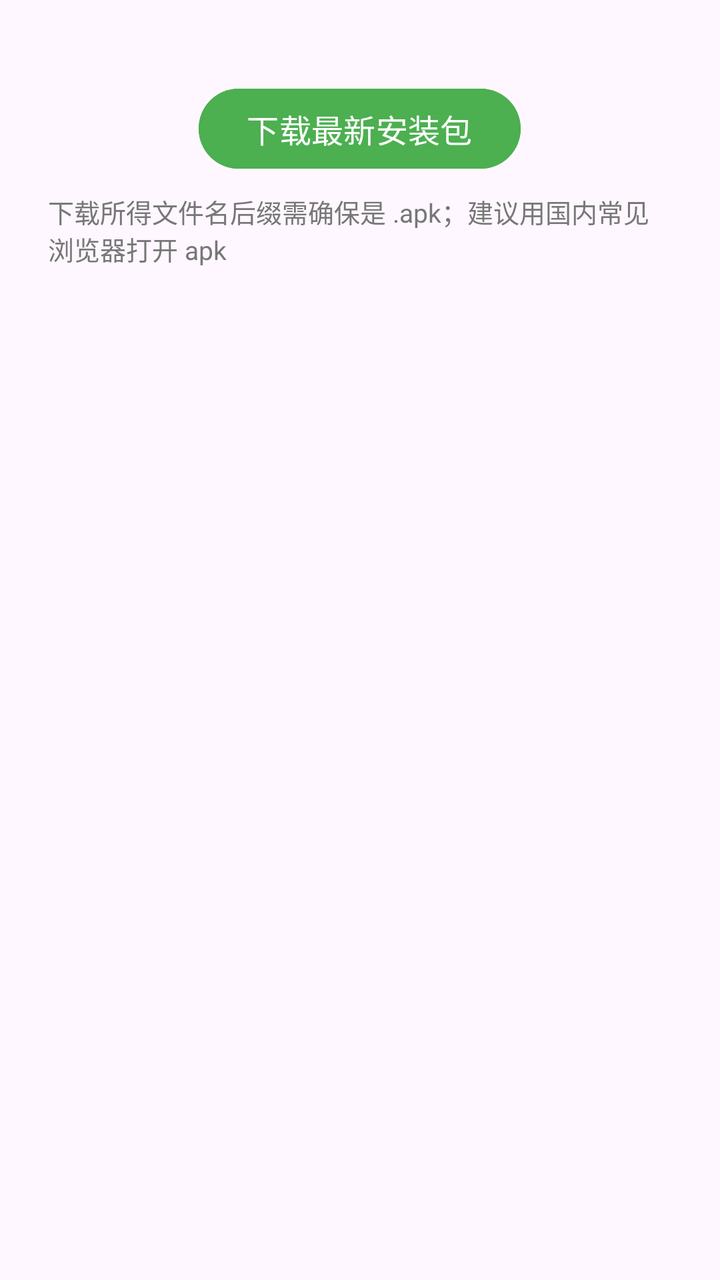
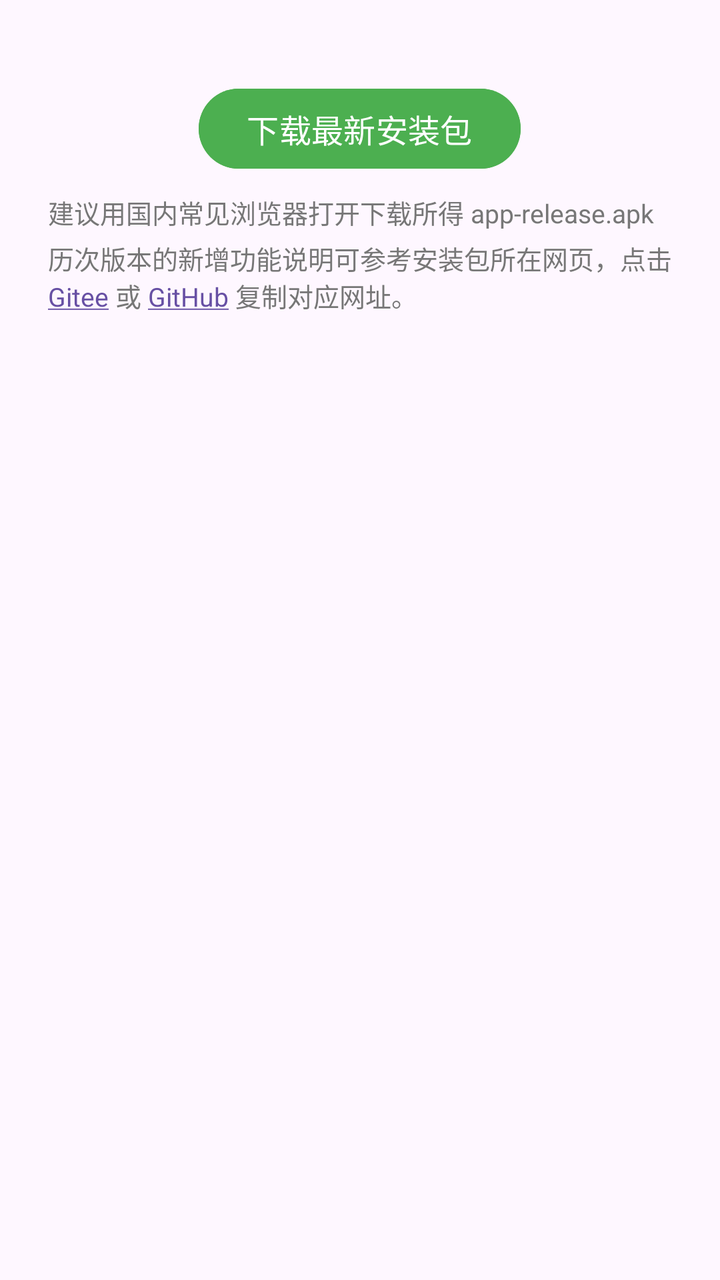

Screens rendered from an Android XML layout before and after an edit, with the pre-edit source and the edit as a unified diff.
<!-- AndroidManifest.xml: application theme Theme.Basic -->
<!-- res/layout/dialog_version_update.xml -->
<?xml version="1.0" encoding="utf-8"?>
<LinearLayout xmlns:android="http://schemas.android.com/apk/res/android"
    android:layout_width="match_parent"
    android:layout_height="wrap_content"
    android:orientation="vertical"
    android:paddingStart="24dp"
    android:paddingTop="8dp"
    android:paddingEnd="24dp"
    android:paddingBottom="8dp">

    <TextView
        android:id="@+id/tv_version_detail"
        android:layout_width="match_parent"
        android:layout_height="wrap_content"
        android:layout_marginBottom="12dp"
        android:textColor="#555555"
        android:textSize="15sp" />

    <Button
        android:id="@+id/btn_latest_apk"
        android:layout_width="wrap_content"
        android:layout_height="wrap_content"
        android:layout_gravity="center_horizontal"
        android:backgroundTint="#4CAF50"
        android:text="@string/download_latest_apk"
        android:textColor="#FFFFFF"
        android:textSize="16sp" />

    <TextView
        android:layout_width="match_parent"
        android:layout_height="wrap_content"
        android:layout_marginTop="8dp"
        android:text="@string/latest_apk_download_hint"
        android:textColor="#777777"
        android:textSize="13sp" />

</LinearLayout>
<!-- resources referenced by this layout -->
<resources>
  <string name="download_latest_apk">下载最新安装包</string>
  <string name="latest_apk_download_hint">下载所得文件名后缀需确保是 .apk；建议用国内常见浏览器打开 apk</string>
  <style name="Theme.Basic" parent="Base.Theme.Basic" />
  <style name="Base.Theme.Basic" parent="Theme.Material3.DayNight.NoActionBar">
          
          
      </style>
</resources>

<!-- the commit's change to res/layout/dialog_version_update.xml (unified diff, before → after) -->
@@ -34,4 +34,14 @@
         android:textColor="#777777"
         android:textSize="13sp" />
 
+    <TextView
+        android:id="@+id/tv_release_notes_hint"
+        android:layout_width="match_parent"
+        android:layout_height="wrap_content"
+        android:layout_marginTop="4dp"
+        android:linksClickable="true"
+        android:text="@string/release_notes_hint"
+        android:textColor="#777777"
+        android:textSize="13sp" />
+
 </LinearLayout>
<!-- resource entries referenced after the edit -->
@@ -1,7 +1,8 @@
 <!-- resources referenced by this layout -->
 <resources>
   <string name="download_latest_apk">下载最新安装包</string>
-  <string name="latest_apk_download_hint">下载所得文件名后缀需确保是 .apk；建议用国内常见浏览器打开 apk</string>
+  <string name="latest_apk_download_hint">建议用国内常见浏览器打开下载所得 app-release.apk</string>
+  <string name="release_notes_hint">历次版本的新增功能说明可参考安装包所在网页，点击 <a href="https://gitee.com/interest2/anti-addiction/releases">Gitee</a> 或 <a href="https://github.com/interest2/anti-addiction/releases">GitHub</a> 复制对应网址。</string>
   <style name="Theme.Basic" parent="Base.Theme.Basic" />
   <style name="Base.Theme.Basic" parent="Theme.Material3.DayNight.NoActionBar">
           
